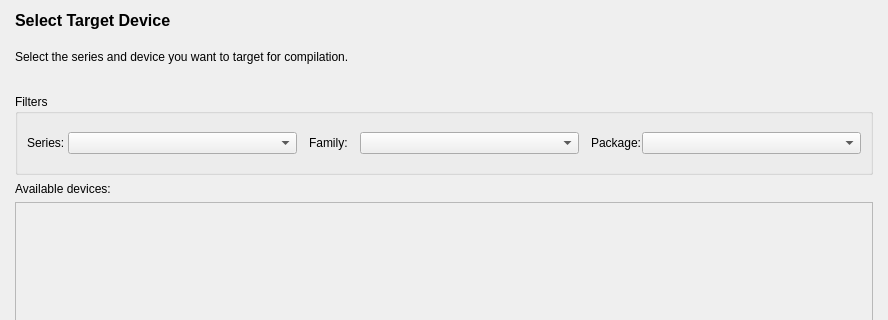
os-fpga/FOEDAG, file src/NewProject/device_planner_form.ui: the form before one commit; both pictures show x 0 to 888 and y 0 to 320 of the 888 by 644 pixel window.
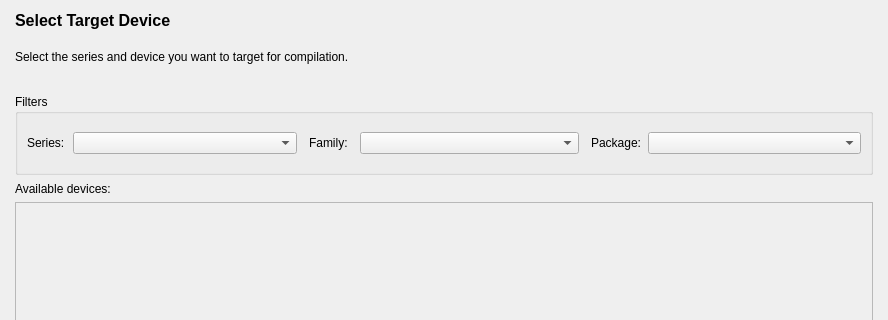
The form after the commit.

```diff
--- a/src/NewProject/device_planner_form.ui
+++ b/src/NewProject/device_planner_form.ui
@@ -76,7 +76,7 @@
         <item>
          <layout class="QHBoxLayout" name="horizontalLayout_2" stretch="15,85">
           <property name="spacing">
-           <number>0</number>
+           <number>6</number>
           </property>
           <item>
            <widget class="QLabel" name="m_labelSeries">
@@ -107,7 +107,7 @@
         <item>
          <layout class="QHBoxLayout" name="horizontalLayout_3" stretch="15,85">
           <property name="spacing">
-           <number>0</number>
+           <number>6</number>
           </property>
           <item>
            <widget class="QLabel" name="m_labelPackage">
```
